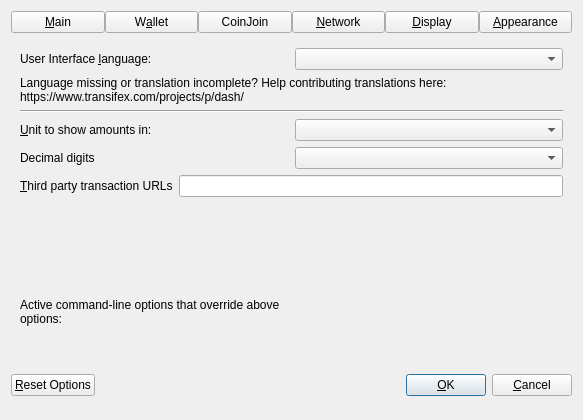
Old version of the form src/qt/forms/optionsdialog.ui in the repository diabasecoin/diabase.
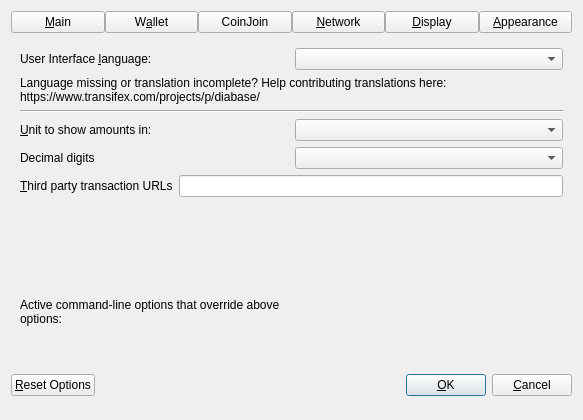
New version of the form. The open tabs and pages were chosen to show the change. Custom widgets are drawn as their Qt base class.

```diff
--- a/src/qt/forms/optionsdialog.ui
+++ b/src/qt/forms/optionsdialog.ui
@@ -755,7 +755,7 @@
          </property>
          <property name="text">
           <string>Language missing or translation incomplete? Help contributing translations here:
-https://www.transifex.com/projects/p/dash/</string>
+https://www.transifex.com/projects/p/diabase/</string>
          </property>
          <property name="wordWrap">
           <bool>true</bool>
```
